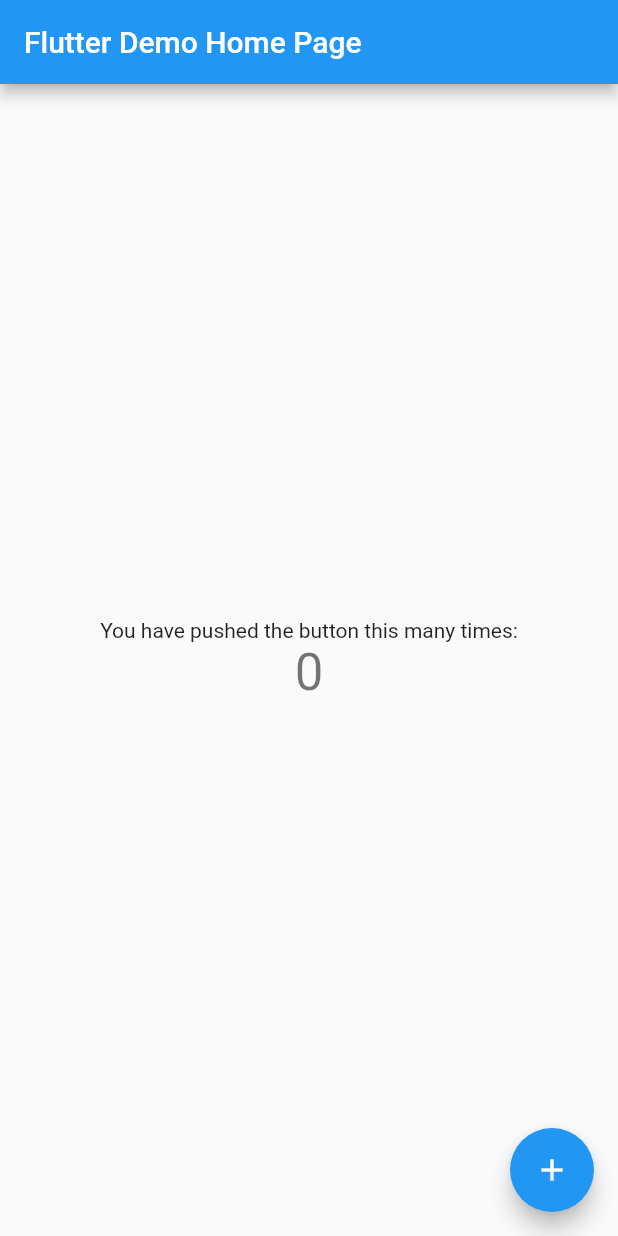
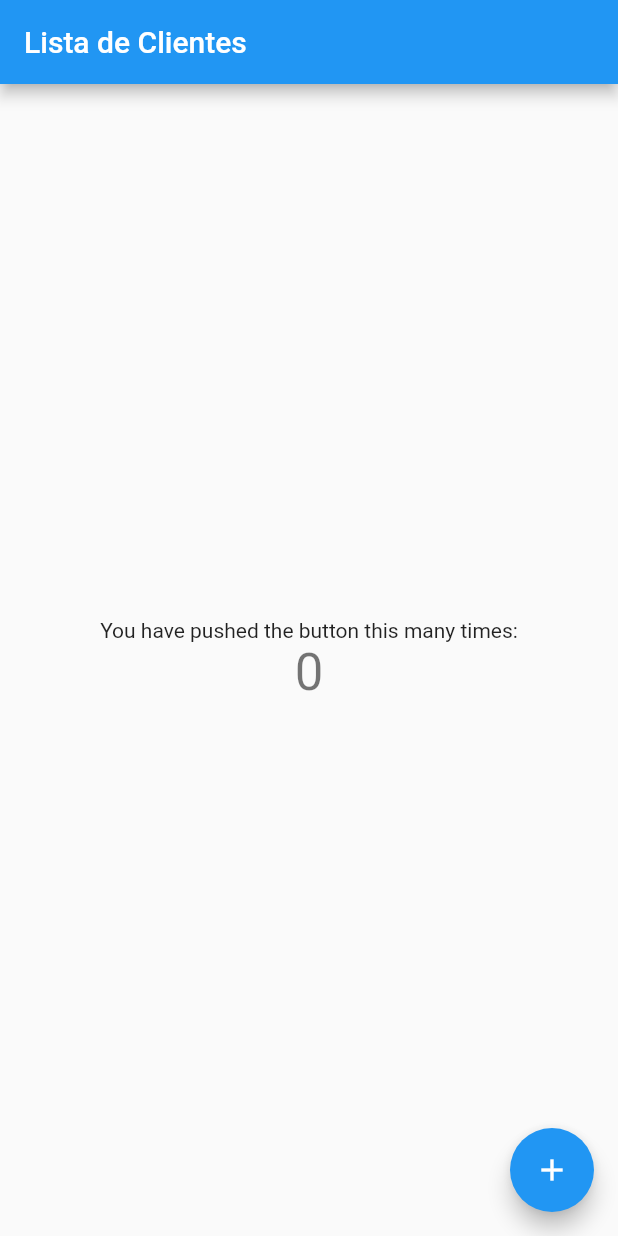
Before and after one commit to SavioFS/MeusClientes, a Flutter app: the screen it shows after launch, on a phone screen of 412 x 824 dp. Run offline on Flutter 3.47's test engine with Material 2 defaults, Android fonts, the phone set to English and light mode, and no system bars.

Commit message:
Nome d Aplicativo

```diff
--- a/MeusClientes/lib/main.dart
+++ b/MeusClientes/lib/main.dart
@@ -9,12 +9,13 @@ class MyApp extends StatelessWidget {
   @override
   Widget build(BuildContext context) {
     return MaterialApp(
-      title: 'Flutter Demo',
+      title: 'AgioList',
+      debugShowCheckedModeBanner: false,
       theme: ThemeData(
         primarySwatch: Colors.blue,
         visualDensity: VisualDensity.adaptivePlatformDensity,
       ),
-      home: MyHomePage(title: 'Flutter Demo Home Page'),
+      home: MyHomePage(title: 'Lista de Clientes'),
     );
   }
 }
```
